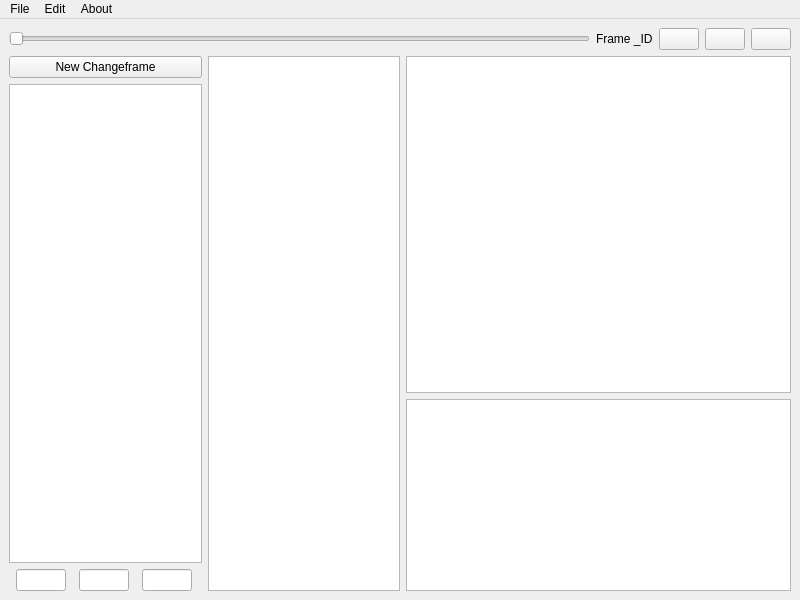
This is mainwindow.ui in J2xMurphy/SpriteflowEditor as Qt 5 draws it before an edit. The edited form follows.
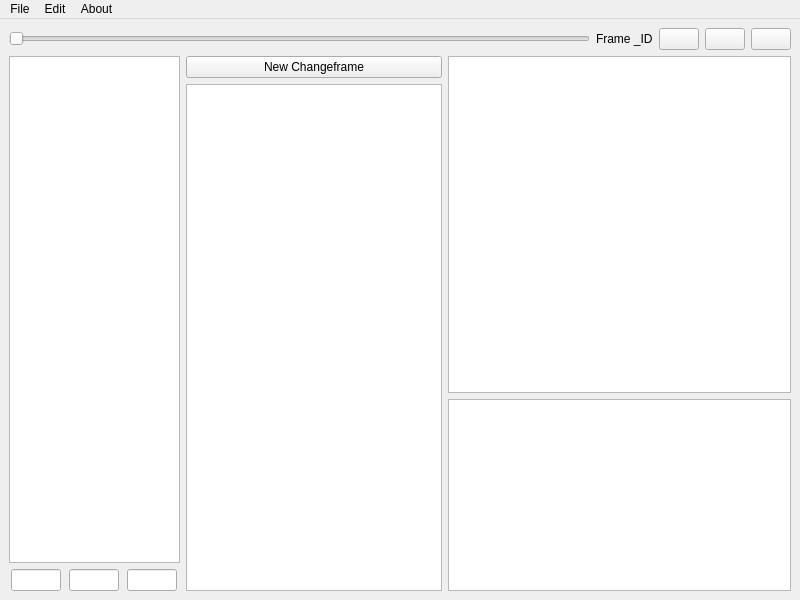
This is the edited form. Icons and pictures are not drawn.

What changed in the file:
```diff
--- a/mainwindow.ui
+++ b/mainwindow.ui
@@ -95,18 +95,11 @@
      </layout>
     </item>
     <item>
-     <layout class="QHBoxLayout" name="H_Lists" stretch="25,25,50">
+     <layout class="QHBoxLayout" name="H_Lists" stretch="25,0,50">
       <item>
        <layout class="QVBoxLayout" name="Anim_UI">
         <item>
-         <widget class="QPushButton" name="pushButton">
-          <property name="text">
-           <string>New Changeframe</string>
-          </property>
-         </widget>
-        </item>
-        <item>
-         <widget class="QTableWidget" name="Anim_List"/>
+         <widget class="QTableView" name="Anim_List"/>
         </item>
         <item>
          <layout class="QHBoxLayout" name="Anim_Params">
@@ -151,7 +144,18 @@
        </layout>
       </item>
       <item>
-       <widget class="QTableWidget" name="Change_List"/>
+       <layout class="QVBoxLayout" name="verticalLayout">
+        <item>
+         <widget class="QPushButton" name="pushButton">
+          <property name="text">
+           <string>New Changeframe</string>
+          </property>
+         </widget>
+        </item>
+        <item>
+         <widget class="QTableView" name="Change_List"/>
+        </item>
+       </layout>
       </item>
       <item>
        <layout class="QVBoxLayout" name="Right_Preview" stretch="75,0">
```
